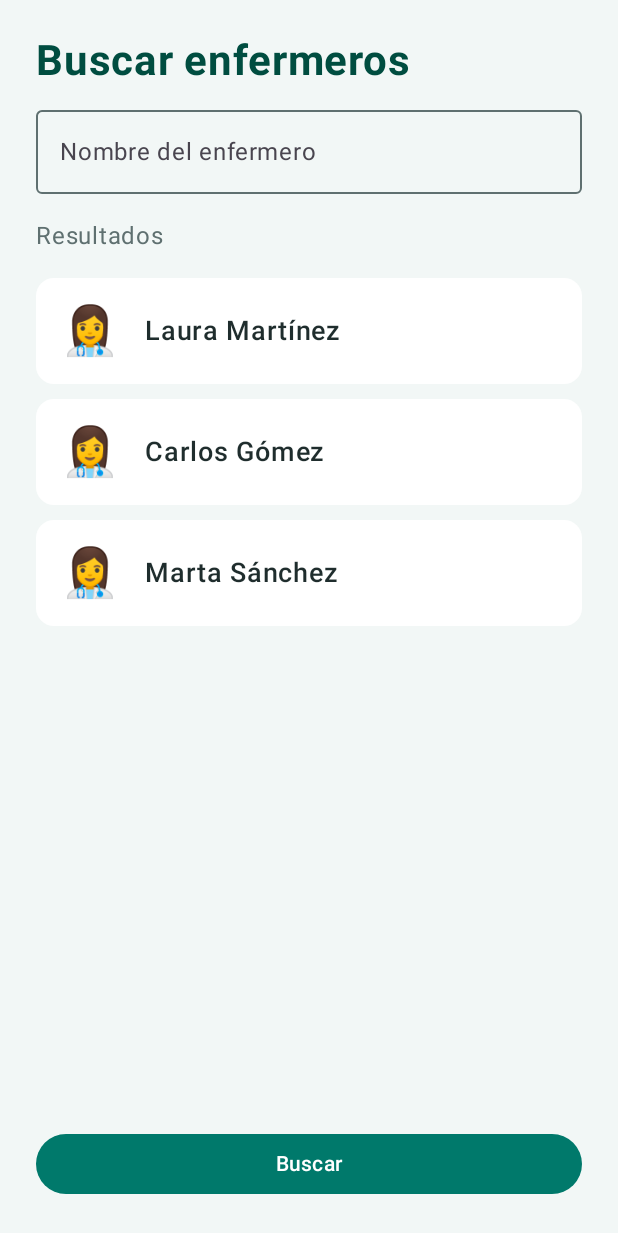
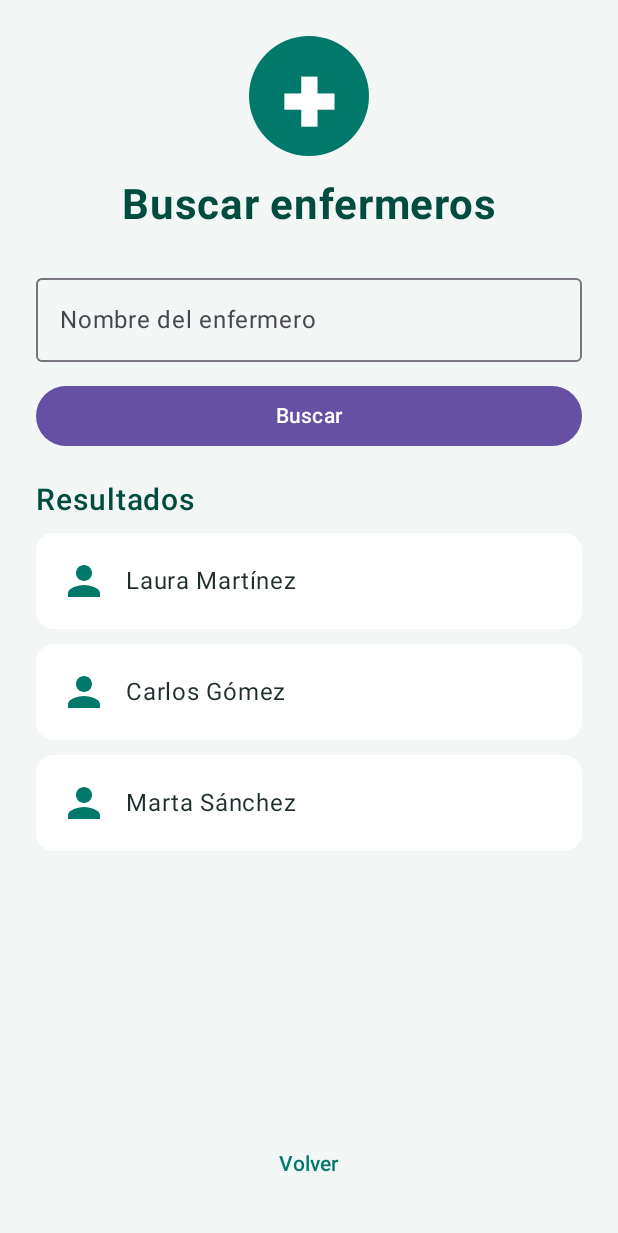
Before and after one commit to Sergi-Ye/M0492-FrontEnd-Hospital, an Android app built with Jetpack Compose: the composable SearchNursesScreen shown on its own in the app's theme, on a phone screen of 412 x 824 dp. Shown: the top 1233 px of the screen. Run offline under Robolectric (Android 15) with nearby library versions, the phone set to English and light mode, and no system bars; 1 statement that could not run was skipped.

Commit message:
Refactor Nurse Search Screen (#7)

```diff
--- a/app/src/main/java/com/nurseapp/ui/screens/SearchNursesScreen.kt
+++ b/app/src/main/java/com/nurseapp/ui/screens/SearchNursesScreen.kt
@@ -4,48 +4,61 @@ import androidx.compose.foundation.background
 import androidx.compose.foundation.layout.*
 import androidx.compose.foundation.lazy.LazyColumn
 import androidx.compose.foundation.lazy.items
+import androidx.compose.foundation.shape.CircleShape
 import androidx.compose.foundation.shape.RoundedCornerShape
-import androidx.compose.material3.Button
-import androidx.compose.material3.ButtonDefaults
-import androidx.compose.material3.OutlinedTextField
-import androidx.compose.material3.OutlinedTextFieldDefaults
-import androidx.compose.material3.Text
+import androidx.compose.material.icons.Icons
+import androidx.compose.material.icons.filled.Person
+import androidx.compose.material3.*
 import androidx.compose.runtime.*
 import androidx.compose.ui.Alignment
 import androidx.compose.ui.Modifier
 import androidx.compose.ui.res.colorResource
 import androidx.compose.ui.res.stringResource
-import androidx.compose.ui.semantics.contentDescription
-import androidx.compose.ui.semantics.semantics
 import androidx.compose.ui.text.font.FontWeight
 import androidx.compose.ui.unit.dp
 import androidx.compose.ui.unit.sp
 import com.nurseapp.R
 
 @Composable
-fun SearchNursesScreen() {
+fun SearchNursesScreen(onBackClick: () -> Unit) {
+
     var searchText by remember { mutableStateOf("") }
     var searchedName by remember { mutableStateOf("") }
 
-    val nurseNames = listOf(
+    val nurses = listOf(
         stringResource(R.string.buscar_enfermero_1),
         stringResource(R.string.buscar_enfermero_2),
         stringResource(R.string.buscar_enfermero_3)
     )
-    val nurseIconDescription = stringResource(R.string.buscar_icono)
 
-    val filteredNurses = if (searchedName.isBlank()) {
-        nurseNames
-    } else {
-        nurseNames.filter { it.contains(searchedName, ignoreCase = true) }
+    val results = nurses.filter {
+        it.contains(searchedName, ignoreCase = true)
     }
 
     Column(
         modifier = Modifier
             .fillMaxSize()
             .background(colorResource(R.color.app_background))
-            .padding(24.dp)
+            .padding(24.dp),
+        horizontalAlignment = Alignment.CenterHorizontally
     ) {
+
+        Surface(
+            modifier = Modifier.size(80.dp),
+            shape = CircleShape,
+            color = colorResource(R.color.primary)
+        ) {
+            Box(contentAlignment = Alignment.Center) {
+                Text(
+                    text = "✚",
+                    fontSize = 45.sp,
+                    color = colorResource(R.color.white)
+                )
+            }
+        }
+
+        Spacer(modifier = Modifier.height(16.dp))
+
         Text(
             text = stringResource(R.string.buscar_titulo),
             fontSize = 28.sp,
@@ -53,67 +66,73 @@ fun SearchNursesScreen() {
             color = colorResource(R.color.primary_dark)
         )
 
-        Spacer(modifier = Modifier.height(8.dp))
+        Spacer(modifier = Modifier.height(24.dp))
 
         OutlinedTextField(
             value = searchText,
             onValueChange = { searchText = it },
+            label = { Text(stringResource(R.string.buscar_campo)) },
             modifier = Modifier.fillMaxWidth(),
-            label = { Text(text = stringResource(R.string.buscar_campo)) },
-            singleLine = true,
-            colors = OutlinedTextFieldDefaults.colors(
-                focusedBorderColor = colorResource(R.color.primary),
-                unfocusedBorderColor = colorResource(R.color.text_secondary),
-                focusedLabelColor = colorResource(R.color.primary),
-                cursorColor = colorResource(R.color.primary)
-            )
+            singleLine = true
         )
 
-        Spacer(modifier = Modifier.height(16.dp))
+        Spacer(modifier = Modifier.height(12.dp))
+
+        Button(
+            onClick = { searchedName = searchText },
+            modifier = Modifier.fillMaxWidth()
+        ) {
+            Text(stringResource(R.string.buscar_boton))
+        }
+
+        Spacer(modifier = Modifier.height(20.dp))
 
         Text(
             text = stringResource(R.string.buscar_resultados),
-            fontSize = 16.sp,
-            color = colorResource(R.color.text_secondary)
+            fontSize = 20.sp,
+            fontWeight = FontWeight.SemiBold,
+            color = colorResource(R.color.primary_dark),
+            modifier = Modifier.align(Alignment.Start)
         )
 
-        Spacer(modifier = Modifier.height(16.dp))
+        Spacer(modifier = Modifier.height(10.dp))
 
-        Box(modifier = Modifier.weight(1f)) {
-            if (filteredNurses.isEmpty()) {
-                Text(
-                    text = stringResource(R.string.buscar_sin_resultados),
-                    fontSize = 16.sp,
-                    color = colorResource(R.color.text_secondary)
-                )
-            } else {
-                LazyColumn(modifier = Modifier.fillMaxSize()) {
-                    items(filteredNurses) { nurse ->
+        if (results.isEmpty()) {
+            Text(
+                text = stringResource(R.string.buscar_sin_resultados),
+                color = colorResource(R.color.text_secondary)
+            )
+        } else {
+            LazyColumn(
+                modifier = Modifier.weight(1f),
+                verticalArrangement = Arrangement.spacedBy(10.dp)
+            ) {
+                items(results) { nurse ->
+                    Card(
+                        modifier = Modifier.fillMaxWidth(),
+                        shape = RoundedCornerShape(12.dp),
+                        colors = CardDefaults.cardColors(
+                            containerColor = colorResource(R.color.surface)
+                        )
+                    ) {
                         Row(
                             modifier = Modifier
                                 .fillMaxWidth()
-                                .padding(bottom = 10.dp)
-                                .background(
-                                    color = colorResource(R.color.surface),
-                                    shape = RoundedCornerShape(12.dp)
-                                )
                                 .padding(16.dp),
                             verticalAlignment = Alignment.CenterVertically
                         ) {
-                            Text(
-                                text = "👩‍⚕️",
-                                modifier = Modifier.semantics {
-                                    contentDescription = nurseIconDescription
-                                },
-                                fontSize = 32.sp
+                            Icon(
+                                imageVector = Icons.Default.Person,
+                                contentDescription = null,
+                                tint = colorResource(R.color.primary),
+                                modifier = Modifier.size(32.dp)
                             )
 
-                            Spacer(modifier = Modifier.width(16.dp))
+                            Spacer(modifier = Modifier.width(12.dp))
 
                             Text(
                                 text = nurse,
-                                fontSize = 18.sp,
-                                fontWeight = FontWeight.SemiBold,
+                                fontSize = 16.sp,
                                 color = colorResource(R.color.text_primary)
                             )
                         }
@@ -122,15 +141,16 @@ fun SearchNursesScreen() {
             }
         }
 
-        Button(
-            onClick = { searchedName = searchText.trim() },
-            modifier = Modifier.fillMaxWidth(),
-            colors = ButtonDefaults.buttonColors(
-                containerColor = colorResource(R.color.primary),
-                contentColor = colorResource(R.color.white)
+        Spacer(modifier = Modifier.height(12.dp))
+
+        TextButton(
+            onClick = onBackClick,
+            modifier = Modifier.fillMaxWidth()
+        ) {
+            Text(
+                text = stringResource(R.string.buscar_volver),
+                color = colorResource(R.color.primary)
             )
-        ) {
-            Text(text = stringResource(R.string.buscar_boton))
         }
     }
 }
--- a/app/src/main/res/values/strings.xml
+++ b/app/src/main/res/values/strings.xml
@@ -18,6 +18,7 @@
 
 
     <!-- Akash - Búsqueda de enfermeros -->
+    <string name="buscar_volver">Volver</string>
     <string name="buscar_titulo">Buscar enfermeros</string>
     <string name="buscar_icono">Icono de enfermera</string>
     <string name="buscar_campo">Nombre del enfermero</string>
```
Also changed, not shown: 1 other file.
